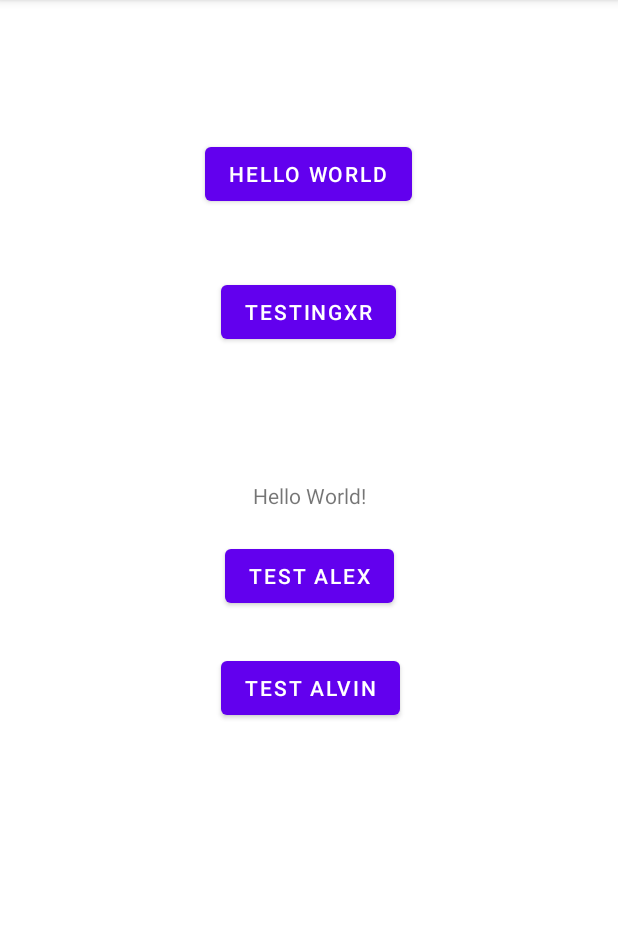
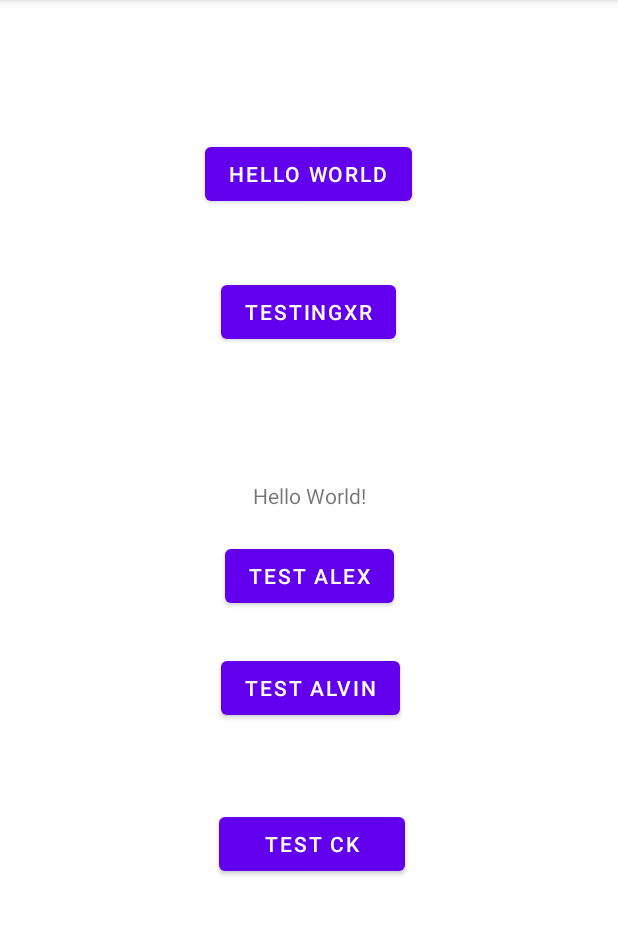
Before and after one commit to singggggg/MobileAssignment, an Android app: the screen it shows after launch (MainActivity), on a phone screen of 412 x 824 dp, the part 84-1019 px from its top. Run offline under Robolectric (Android 15) with nearby library versions, the phone set to English and light mode, and no system bars.

Commit message:
Added Entry Key Added Test Button

```diff
--- a/app/src/main/res/layout/activity_main.xml
+++ b/app/src/main/res/layout/activity_main.xml
@@ -60,4 +60,16 @@
         app:layout_constraintStart_toStartOf="parent"
         app:layout_constraintTop_toTopOf="parent" />
 
+    <Button
+        android:id="@+id/ck_button"
+        android:layout_width="124dp"
+        android:layout_height="48dp"
+        android:text="Test CK"
+        app:layout_constraintBottom_toBottomOf="parent"
+        app:layout_constraintEnd_toEndOf="parent"
+        app:layout_constraintHorizontal_bias="0.508"
+        app:layout_constraintStart_toStartOf="parent"
+        app:layout_constraintTop_toTopOf="parent"
+        app:layout_constraintVertical_bias="0.748" />
+
 </androidx.constraintlayout.widget.ConstraintLayout>
```
